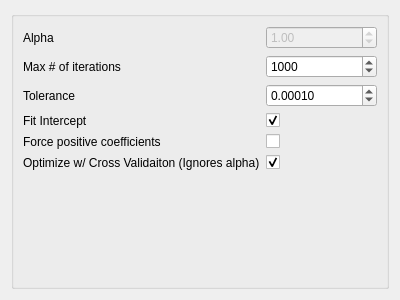
Before: the Qt Designer form ui/Lasso.ui in tisaconundrum2/PySAT-GUI, drawn with Qt 5.
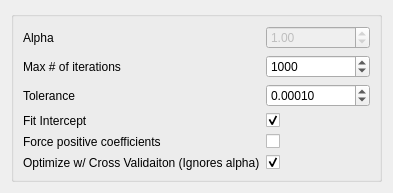
After: the same form once the commit is applied.

```diff
--- a/ui/Lasso.ui
+++ b/ui/Lasso.ui
@@ -2,14 +2,6 @@
 <ui version="4.0">
  <class>Form</class>
  <widget class="QWidget" name="Form">
-  <property name="geometry">
-   <rect>
-    <x>0</x>
-    <y>0</y>
-    <width>400</width>
-    <height>300</height>
-   </rect>
-  </property>
   <property name="sizePolicy">
    <sizepolicy hsizetype="Ignored" vsizetype="Ignored">
     <horstretch>0</horstretch>
```
